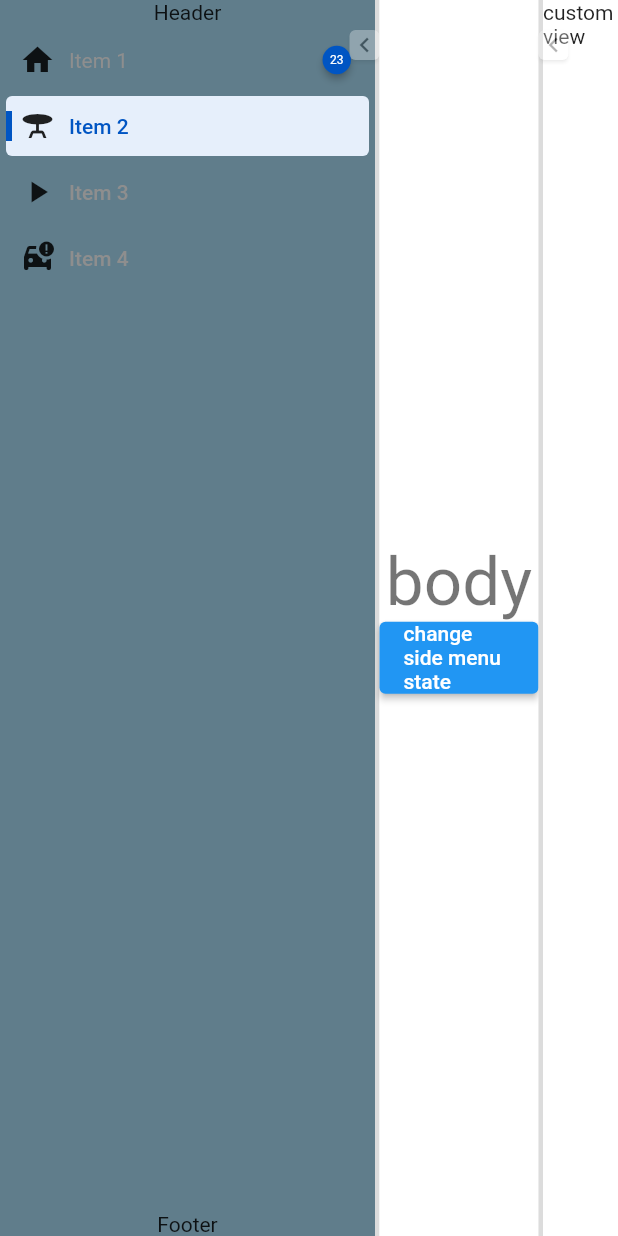
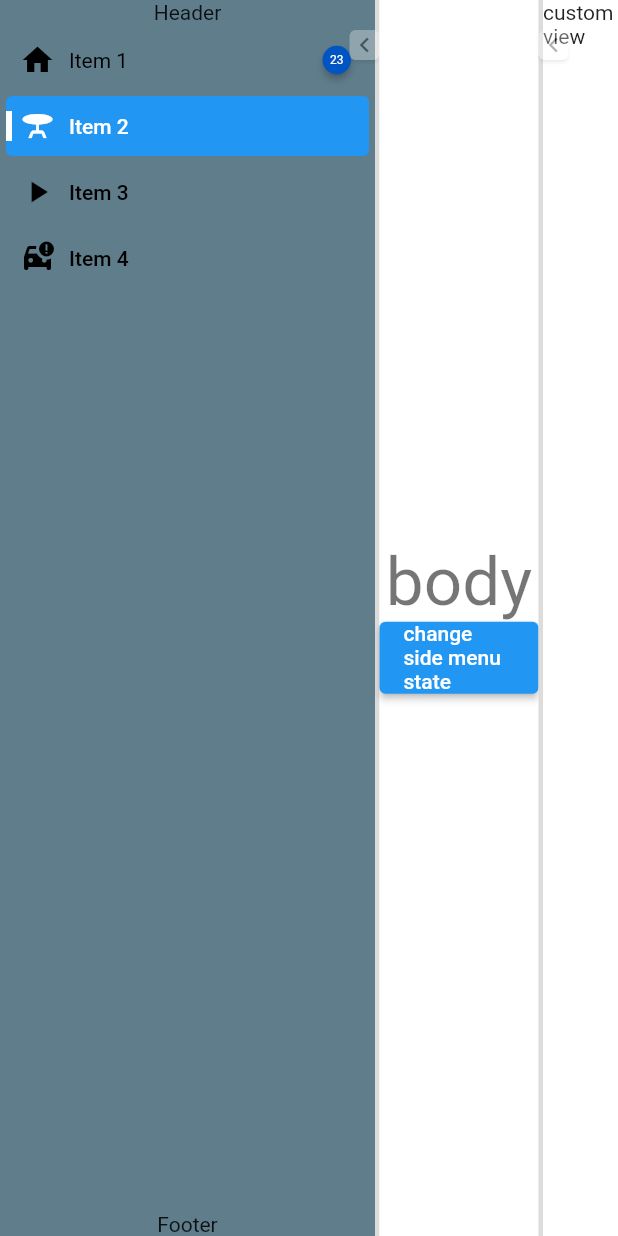
Before and after one commit to resfandiari/flutter_side_menu, a Flutter app: the screen it shows after launch, after a tap on the "keyboard arrow right" icon, on a phone screen of 412 x 824 dp. Run offline on Flutter 3.47's test engine with Material 2 defaults, Android fonts, the phone set to English and light mode, and no system bars; drawn by our look-alikes of auto_size_text, badges; our stand-ins replace go_router.

Commit message:
implement hover effect with Material widget, use Theme or custom colors, use Shape depending on version of Material Design, cleanup unused constants

```diff
--- a/lib/src/data/side_menu_item_data.dart
+++ b/lib/src/data/side_menu_item_data.dart
@@ -22,11 +22,11 @@ class SideMenuItemDataTile extends SideMenuItemData {
     ),
     this.itemHeight = Constants.itemHeight,
     this.margin = Constants.itemMargin,
-    this.borderRadius = Constants.radius_4,
-    this.selectedColor = Constants.selectedColor,
-    this.unSelectedColor = Constants.unSelectedColor,
-    this.highlightSelectedColor = Constants.highlightSelectedColor,
-    this.hoverColor = Constants.hoverColor,
+    this.borderRadius,
+    this.selectedColor,
+    this.unSelectedColor,
+    this.highlightSelectedColor,
+    this.hoverColor,
     this.badgePosition,
     this.badgeStyle,
   })  : assert(itemHeight >= 0.0),
@@ -45,11 +45,11 @@ class SideMenuItemDataTile extends SideMenuItemData {
   final Widget? icon;
   final double itemHeight;
   final EdgeInsetsDirectional margin;
-  final BorderRadius borderRadius;
-  final Color selectedColor,
-      unSelectedColor,
+  final BorderRadiusGeometry? borderRadius;
+  final Color? hoverColor,
       highlightSelectedColor,
-      hoverColor;
+      selectedColor,
+      unSelectedColor;
 }
 
 class SideMenuItemDataTitle extends SideMenuItemData {
--- a/lib/src/item/side_menu_item_tile.dart
+++ b/lib/src/item/side_menu_item_tile.dart
@@ -20,32 +20,42 @@ class SideMenuItemTile extends StatefulWidget {
 }
 
 class _SideMenuItemTileState extends State<SideMenuItemTile> {
-  bool _isHovering = false;
-
   @override
   Widget build(BuildContext context) {
     return Container(
       height: widget.data.itemHeight,
       margin: widget.data.margin,
-      decoration: BoxDecoration(
-        color: _isHovering
-            ? widget.data.hoverColor
-            : widget.data.isSelected
-                ? widget.data.highlightSelectedColor
+      decoration: ShapeDecoration(
+        shape: shape(context),
+        color: widget.data.isSelected
+            ? widget.data.highlightSelectedColor ?? Theme.of(context).colorScheme.secondaryContainer
             : null,
-        borderRadius: widget.data.borderRadius,
       ),
+      child: Material(
+        color: Colors.transparent,
+        clipBehavior: Clip.hardEdge,
+        shape: shape(context),
         child: InkWell(
           onTap: widget.data.onTap,
-        borderRadius: widget.data.borderRadius,
+          hoverColor: widget.data.hoverColor,
           child: _createView(context: context),
-        onHover: (hover) {
-          setState(() {
-            _isHovering = hover;
-          });
-        },
+        ),
       ),
     );
+  }
+
+  OutlinedBorder shape(BuildContext context) {
+    return widget.data.borderRadius != null
+        ? RoundedRectangleBorder(borderRadius: widget.data.borderRadius!)
+        : Theme.of(context).useMaterial3
+            ? const StadiumBorder()
+            : RoundedRectangleBorder(borderRadius: BorderRadius.circular(4));
+  }
+
+  Color getSelectedColor() {
+    return widget.data.isSelected
+        ? widget.data.selectedColor ?? Theme.of(context).colorScheme.onSecondaryContainer
+        : widget.data.unSelectedColor ?? Theme.of(context).colorScheme.onSurfaceVariant;
   }
 
   Widget _createView({
@@ -59,9 +69,7 @@ class _SideMenuItemTileState extends State<SideMenuItemTile> {
       ),
     );
 
-    return widget.data.isSelected && widget.data.hasSelectedLine
-        ? _hasSelectedLine(child: content)
-        : content;
+    return widget.data.isSelected && widget.data.hasSelectedLine ? _hasSelectedLine(child: content) : content;
   }
 
   Widget _hasTooltip({
@@ -120,25 +128,25 @@ class _SideMenuItemTileState extends State<SideMenuItemTile> {
   }
 
   Widget _icon() {
-    return SizedBox(
+    return widget.data.icon != null
+        ? SizedBox(
             width: widget.minWidth - widget.data.margin.horizontal,
             height: double.maxFinite,
-      child: widget.data.icon,
-    );
+            child: IconTheme(
+              data: Theme.of(context).iconTheme.copyWith(color: getSelectedColor()),
+              child: widget.data.icon!,
+            ),
+          )
+        : const SizedBox.shrink();
   }
 
   Widget _title({
     required BuildContext context,
   }) {
-    final TextStyle? titleStyle =
-        widget.data.titleStyle ?? Theme.of(context).textTheme.bodyLarge;
+    final TextStyle? titleStyle = widget.data.titleStyle ?? Theme.of(context).textTheme.bodyLarge;
     return AutoSizeText(
       widget.data.title!,
-      style: titleStyle?.copyWith(
-        color: widget.data.isSelected
-            ? widget.data.selectedColor
-            : widget.data.unSelectedColor,
-      ),
+      style: titleStyle?.copyWith(color: getSelectedColor()),
       maxLines: 1,
       overflow: TextOverflow.ellipsis,
     );
@@ -148,9 +156,7 @@ class _SideMenuItemTileState extends State<SideMenuItemTile> {
     return SizedBox.fromSize(
       size: widget.data.selectedLineSize,
       child: ColoredBox(
-        color: widget.data.isSelected
-            ? widget.data.selectedColor
-            : widget.data.unSelectedColor,
+        color: getSelectedColor(),
       ),
     );
   }
--- a/lib/src/side_menu.dart
+++ b/lib/src/side_menu.dart
@@ -31,7 +31,7 @@ class SideMenu extends StatefulWidget {
     this.hasResizerToggle = true,
     this.resizerData,
     this.resizerToggleData,
-    this.backgroundColor = Constants.backgroundColor,
+    this.backgroundColor,
   })  : assert(minWidth >= 0.0),
         assert(maxWidth > 0.0),
         assert(priority == SideMenuPriority.sizer ? hasResizer : true),
@@ -125,7 +125,7 @@ class SideMenu extends StatefulWidget {
 
   /// The [backgroundColor] it's used to determine the side menu background
   /// color.
-  final Color backgroundColor;
+  final Color? backgroundColor;
 
   @override
   State<SideMenu> createState() => _SideMenuState();
@@ -219,7 +219,7 @@ class _SideMenuState extends State<SideMenu> with SideMenuWidthMixin {
     return AnimatedContainer(
       duration: Constants.duration,
       width: _currentWidth,
-      color: widget.backgroundColor,
+      color: widget.backgroundColor ?? Theme.of(context).colorScheme.surface,
       constraints: BoxConstraints(
         minHeight: size.height,
         maxHeight: size.height,
--- a/lib/src/utils/constants.dart
+++ b/lib/src/utils/constants.dart
@@ -15,17 +15,12 @@ class Constants {
 
   /// Colors
   static const Color selectedColor = Color(0xff0055c3);
-  static const Color highlightSelectedColor = Color(0xffe6effb);
-  static const Color hoverColor = Colors.transparent;
-  static const Color unSelectedColor = Color(0xff8e8e8e);
-  static const Color backgroundColor = Color(0xffffffff);
 
   /// Padding
   static const EdgeInsetsDirectional textStartPadding =
       EdgeInsetsDirectional.only(
     start: 16,
   );
-  static const EdgeInsetsDirectional zeroPadding = EdgeInsetsDirectional.zero;
 
   /// Margin
   static const EdgeInsetsDirectional itemMargin = EdgeInsetsDirectional.only(
@@ -43,9 +38,4 @@ class Constants {
 
   /// Style
   static const badgeStyle = BadgeStyle(badgeColor: selectedColor);
-
-  /// BorderRadius
-  static const BorderRadius radius_4 = BorderRadius.all(
-    Radius.circular(4),
-  );
 }
```
Lines whose indentation alone changed are shown as unchanged.
